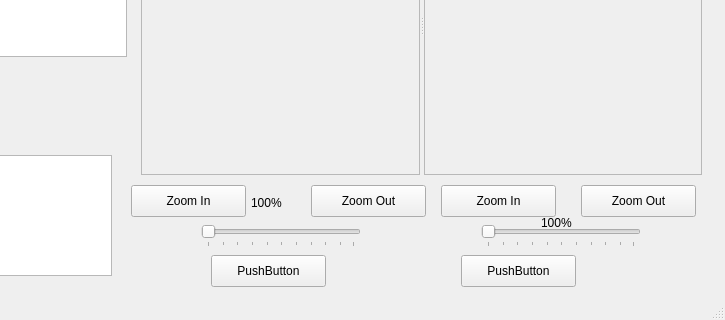
Old version of the form mainwindow.ui in the repository j71200/DentistHelper; both pictures show x 139 to 864 and y 221 to 541 of the 864 by 541 pixel window.
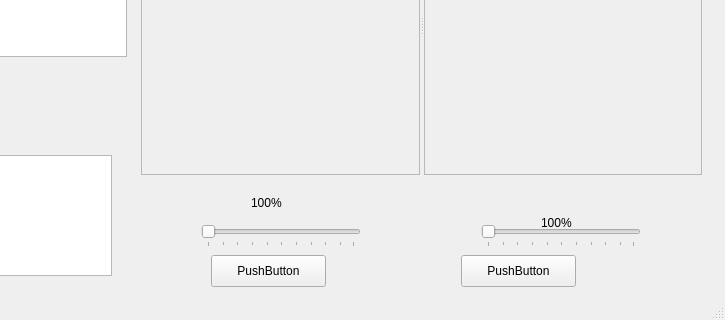
New version of the form. Custom widgets are drawn as their Qt base class.

Commit message: Before refine the action

What changed in the file:
```diff
--- a/mainwindow.ui
+++ b/mainwindow.ui
@@ -148,58 +148,6 @@
      <string>TextLabel</string>
     </property>
    </widget>
-   <widget class="QPushButton" name="zoomInLeftButton">
-    <property name="geometry">
-     <rect>
-      <x>270</x>
-      <y>370</y>
-      <width>115</width>
-      <height>32</height>
-     </rect>
-    </property>
-    <property name="text">
-     <string>Zoom In</string>
-    </property>
-   </widget>
-   <widget class="QPushButton" name="zoomOutLeftButton">
-    <property name="geometry">
-     <rect>
-      <x>450</x>
-      <y>370</y>
-      <width>115</width>
-      <height>32</height>
-     </rect>
-    </property>
-    <property name="text">
-     <string>Zoom Out</string>
-    </property>
-   </widget>
-   <widget class="QPushButton" name="zoomInRightButton">
-    <property name="geometry">
-     <rect>
-      <x>580</x>
-      <y>370</y>
-      <width>115</width>
-      <height>32</height>
-     </rect>
-    </property>
-    <property name="text">
-     <string>Zoom In</string>
-    </property>
-   </widget>
-   <widget class="QPushButton" name="zoomOutRightButton">
-    <property name="geometry">
-     <rect>
-      <x>720</x>
-      <y>370</y>
-      <width>115</width>
-      <height>32</height>
-     </rect>
-    </property>
-    <property name="text">
-     <string>Zoom Out</string>
-    </property>
-   </widget>
    <widget class="QLabel" name="leftImgRatioLabel">
     <property name="geometry">
      <rect>
```
Left out of the diff: 4 changed lines with no effect on the pictures.
